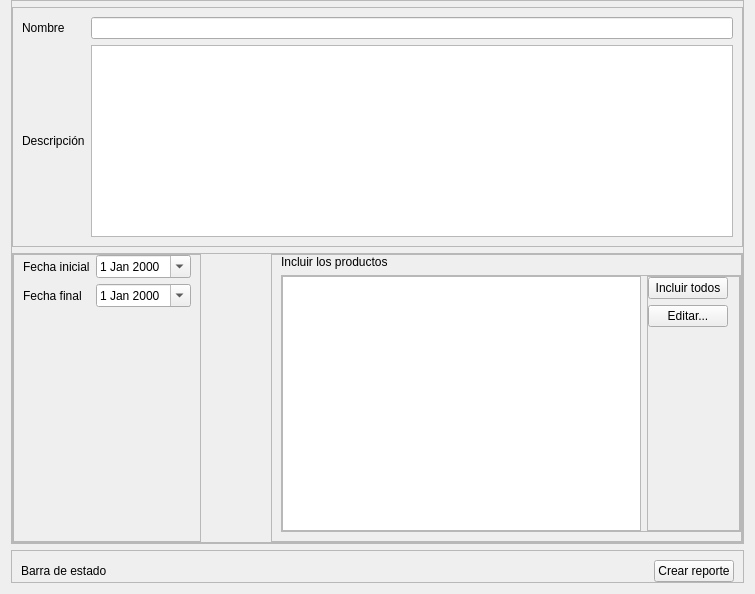
Old version of the form view/ui/custom_sale_report.ui in the repository R0land013/blue-pos.
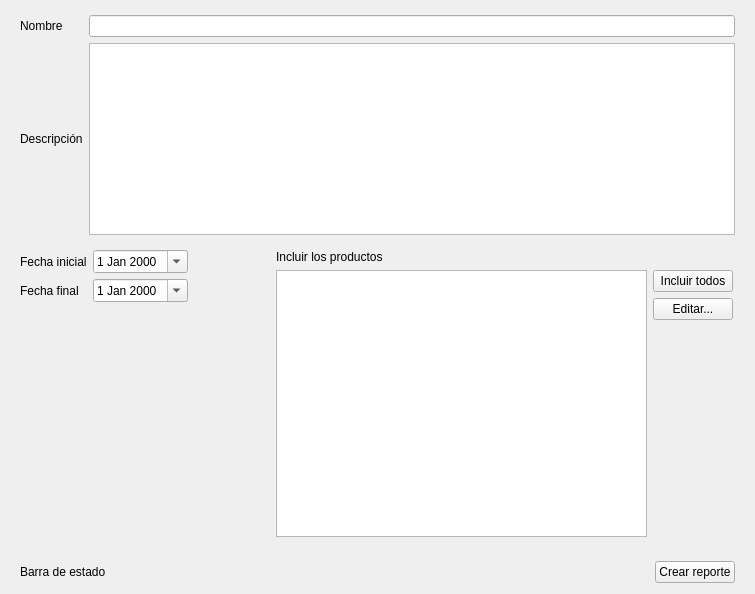
New version of the form.

Commit message:
Style: Se eliminaron los bordes de los frames de la app
	Los bordes se mostraban en Gnome, pero en windows no se mostraban.

What changed in the file:
```diff
--- a/view/ui/custom_sale_report.ui
+++ b/view/ui/custom_sale_report.ui
@@ -20,7 +20,7 @@
    <item>
     <widget class="QFrame" name="main_content_frame">
      <property name="frameShape">
-      <enum>QFrame::StyledPanel</enum>
+      <enum>QFrame::NoFrame</enum>
      </property>
      <property name="frameShadow">
       <enum>QFrame::Raised</enum>
@@ -51,7 +51,7 @@
       <item>
        <widget class="QFrame" name="frame">
         <property name="frameShape">
-         <enum>QFrame::StyledPanel</enum>
+         <enum>QFrame::NoFrame</enum>
         </property>
         <property name="frameShadow">
          <enum>QFrame::Raised</enum>
@@ -97,7 +97,7 @@
       <item>
        <widget class="QFrame" name="frame_2">
         <property name="frameShape">
-         <enum>QFrame::StyledPanel</enum>
+         <enum>QFrame::NoFrame</enum>
         </property>
         <property name="frameShadow">
          <enum>QFrame::Raised</enum>
@@ -121,7 +121,7 @@
          <item>
           <widget class="QFrame" name="frame_3">
            <property name="frameShape">
-            <enum>QFrame::StyledPanel</enum>
+            <enum>QFrame::NoFrame</enum>
            </property>
            <property name="frameShadow">
             <enum>QFrame::Raised</enum>
@@ -180,7 +180,7 @@
          <item>
           <widget class="QFrame" name="frame_4">
            <property name="frameShape">
-            <enum>QFrame::StyledPanel</enum>
+            <enum>QFrame::NoFrame</enum>
            </property>
            <property name="frameShadow">
             <enum>QFrame::Raised</enum>
@@ -202,7 +202,7 @@
             <item>
              <widget class="QFrame" name="frame_7">
               <property name="frameShape">
-               <enum>QFrame::StyledPanel</enum>
+               <enum>QFrame::NoFrame</enum>
               </property>
               <property name="frameShadow">
                <enum>QFrame::Raised</enum>
@@ -226,7 +226,7 @@
                <item>
                 <widget class="QFrame" name="frame_6">
                  <property name="frameShape">
-                  <enum>QFrame::StyledPanel</enum>
+                  <enum>QFrame::NoFrame</enum>
                  </property>
                  <property name="frameShadow">
                   <enum>QFrame::Raised</enum>
@@ -307,7 +307,7 @@
    <item>
     <widget class="QFrame" name="frame_8">
      <property name="frameShape">
-      <enum>QFrame::StyledPanel</enum>
+      <enum>QFrame::NoFrame</enum>
      </property>
      <property name="frameShadow">
       <enum>QFrame::Raised</enum>
```
Left out of the diff: 2 changed lines with no effect on the pictures. The commit also changes 20 other files.
